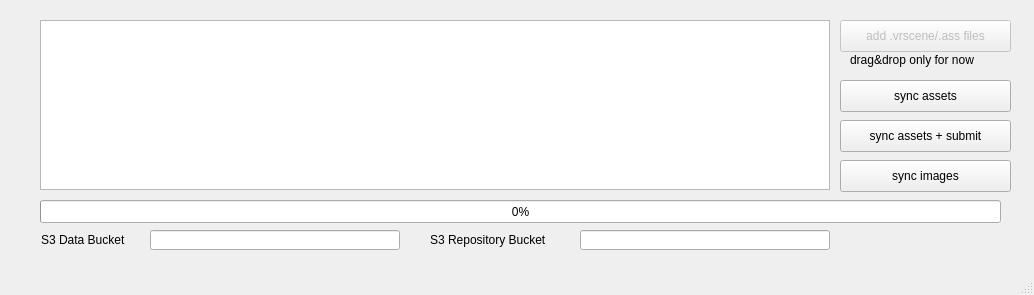
Qt form opencloudrender/ui/ocrSubmit.ui (ultra-sonic/opencloudrender) before a commit.
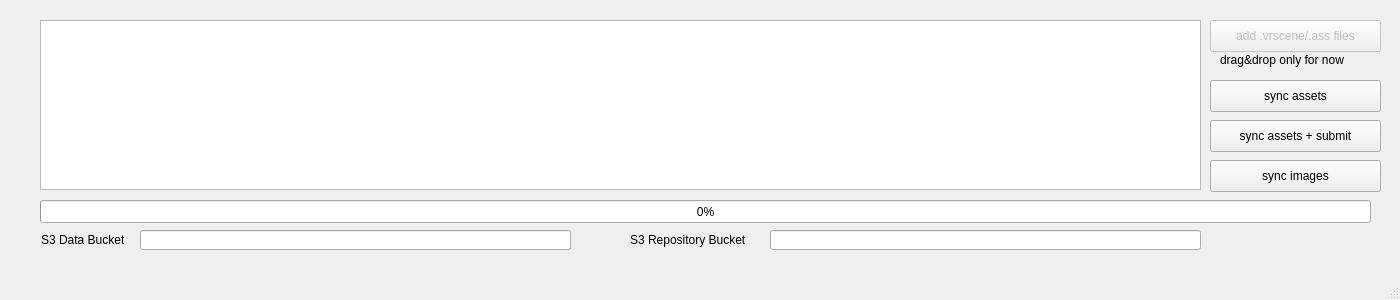
The same form after that commit.

What changed in the file:
```diff
--- a/opencloudrender/ui/ocrSubmit.ui
+++ b/opencloudrender/ui/ocrSubmit.ui
@@ -6,8 +6,8 @@
    <rect>
     <x>0</x>
     <y>0</y>
-    <width>1034</width>
-    <height>295</height>
+    <width>1400</width>
+    <height>300</height>
    </rect>
   </property>
   <property name="acceptDrops">
@@ -22,7 +22,7 @@
      <rect>
       <x>40</x>
       <y>20</y>
-      <width>790</width>
+      <width>1161</width>
       <height>170</height>
      </rect>
     </property>
@@ -33,7 +33,7 @@
    <widget class="QPushButton" name="syncAssetsAndSubmitButton">
     <property name="geometry">
      <rect>
-      <x>840</x>
+      <x>1210</x>
       <y>120</y>
       <width>171</width>
       <height>32</height>
@@ -46,7 +46,7 @@
    <widget class="QPushButton" name="syncAssetsButton">
     <property name="geometry">
      <rect>
-      <x>840</x>
+      <x>1210</x>
       <y>80</y>
       <width>171</width>
       <height>32</height>
@@ -59,7 +59,7 @@
    <widget class="QPushButton" name="syncImagesButton">
     <property name="geometry">
      <rect>
-      <x>840</x>
+      <x>1210</x>
       <y>160</y>
       <width>171</width>
       <height>32</height>
@@ -75,7 +75,7 @@
     </property>
     <property name="geometry">
      <rect>
-      <x>840</x>
+      <x>1210</x>
       <y>20</y>
       <width>171</width>
       <height>32</height>
@@ -88,9 +88,9 @@
    <widget class="QLineEdit" name="dataBucketName">
     <property name="geometry">
      <rect>
-      <x>150</x>
+      <x>140</x>
       <y>230</y>
-      <width>250</width>
+      <width>431</width>
       <height>20</height>
      </rect>
     </property>
@@ -98,9 +98,9 @@
    <widget class="QLineEdit" name="vrayRepoBucketName">
     <property name="geometry">
      <rect>
-      <x>580</x>
+      <x>770</x>
       <y>230</y>
-      <width>250</width>
+      <width>431</width>
       <height>20</height>
      </rect>
     </property>
@@ -110,7 +110,7 @@
      <rect>
       <x>40</x>
       <y>200</y>
-      <width>961</width>
+      <width>1331</width>
       <height>23</height>
      </rect>
     </property>
@@ -134,7 +134,7 @@
    <widget class="QLabel" name="vrayRepoBucketNameLabel">
     <property name="geometry">
      <rect>
-      <x>430</x>
+      <x>630</x>
       <y>230</y>
       <width>140</width>
       <height>20</height>
@@ -147,7 +147,7 @@
    <widget class="QLabel" name="dragDropLabel">
     <property name="geometry">
      <rect>
-      <x>850</x>
+      <x>1220</x>
       <y>50</y>
       <width>151</width>
       <height>20</height>
```
Left out of the diff: 8 changed lines with no effect on the pictures.
